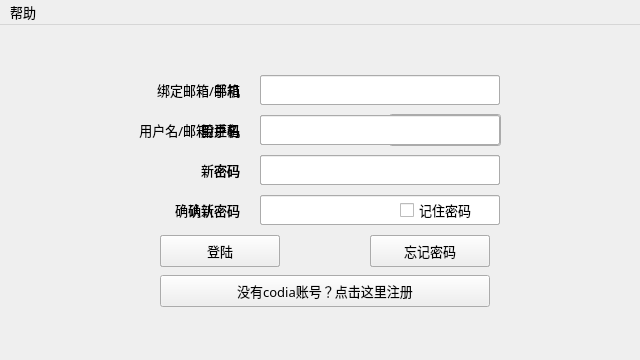
Before: the Qt Designer form loginWindow.ui in Camorgx/CodiaClient, drawn with Qt 5.
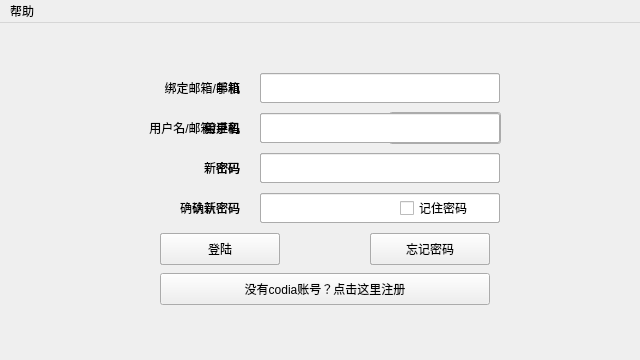
After: the same form once the commit is applied. Icons and pictures are not drawn.

```diff
--- a/loginWindow.ui
+++ b/loginWindow.ui
@@ -22,12 +22,6 @@
     <height>420</height>
    </size>
   </property>
-  <property name="font">
-   <font>
-    <family>Microsoft YaHei</family>
-    <pointsize>10</pointsize>
-   </font>
-  </property>
   <property name="windowTitle">
    <string>欢迎使用Codia——登录</string>
   </property>
```
